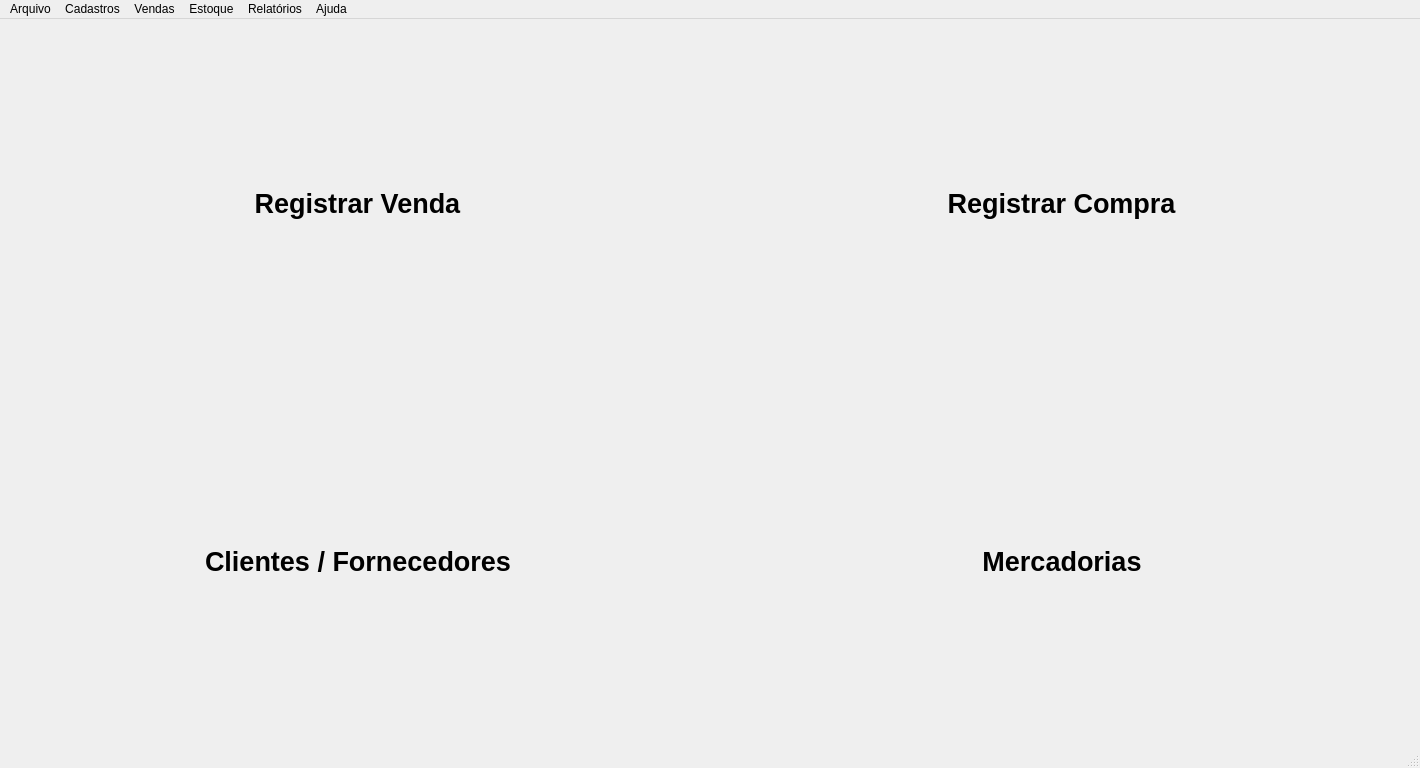
Old version of the form Resources/UI/MainWindow.ui in the repository Klubas/Projeto-SOAD.
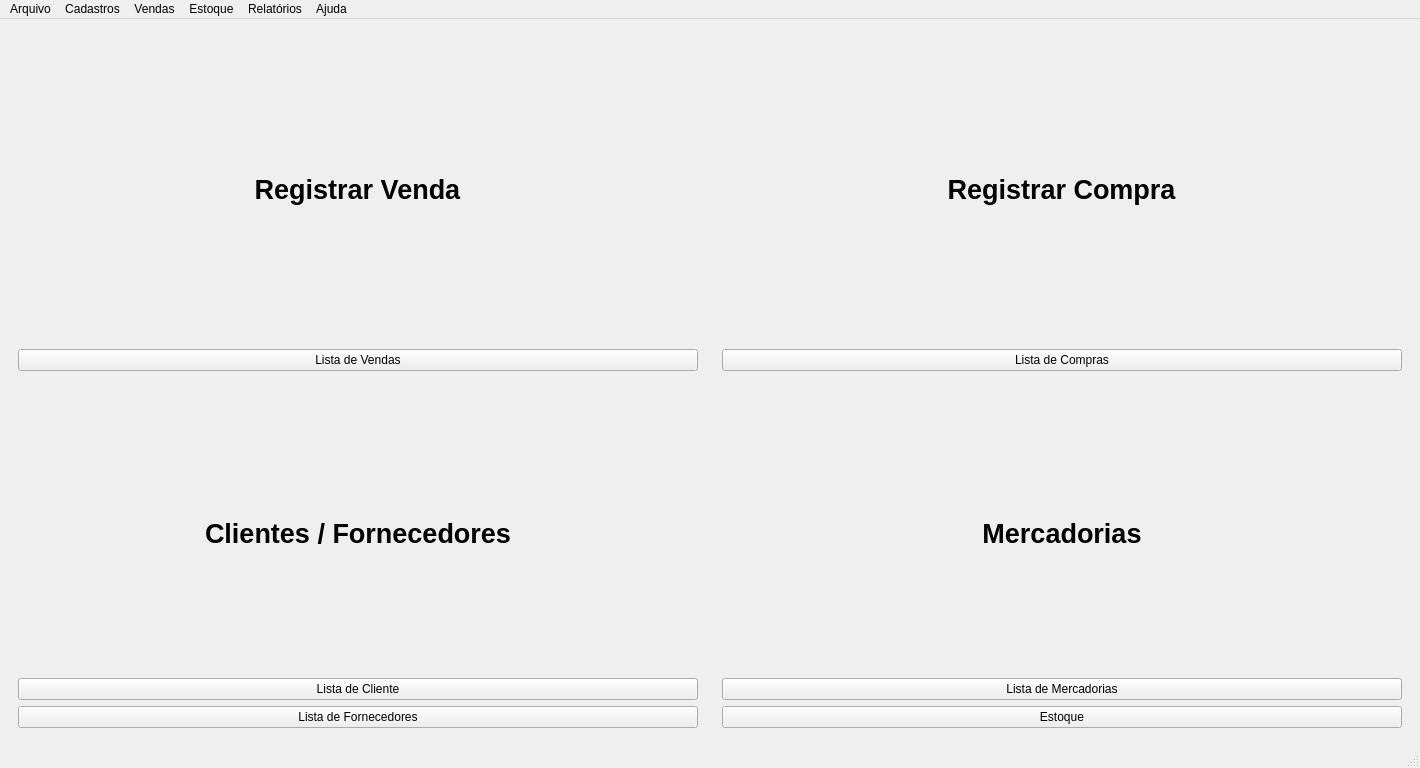
New version of the form.

Commit message: # CadastroMercadoria - Esqueleto cadastro de mercadoria

Diff of the .ui file:
```diff
--- a/Resources/UI/MainWindow.ui
+++ b/Resources/UI/MainWindow.ui
@@ -114,6 +114,13 @@
              </property>
             </widget>
            </item>
+           <item>
+            <widget class="QPushButton" name="pushButton">
+             <property name="text">
+              <string>Lista de Vendas</string>
+             </property>
+            </widget>
+           </item>
           </layout>
          </widget>
         </item>
@@ -158,6 +165,20 @@
              </property>
             </widget>
            </item>
+           <item>
+            <widget class="QPushButton" name="pushButton_6">
+             <property name="text">
+              <string>Lista de Mercadorias</string>
+             </property>
+            </widget>
+           </item>
+           <item>
+            <widget class="QPushButton" name="pushButton_4">
+             <property name="text">
+              <string>Estoque</string>
+             </property>
+            </widget>
+           </item>
           </layout>
          </widget>
         </item>
@@ -202,6 +223,13 @@
              </property>
             </widget>
            </item>
+           <item>
+            <widget class="QPushButton" name="pushButton_2">
+             <property name="text">
+              <string>Lista de Compras</string>
+             </property>
+            </widget>
+           </item>
           </layout>
          </widget>
         </item>
@@ -246,6 +274,20 @@
              </property>
             </widget>
            </item>
+           <item>
+            <widget class="QPushButton" name="pushButton_5">
+             <property name="text">
+              <string>Lista de Cliente</string>
+             </property>
+            </widget>
+           </item>
+           <item>
+            <widget class="QPushButton" name="pushButton_3">
+             <property name="text">
+              <string>Lista de Fornecedores</string>
+             </property>
+            </widget>
+           </item>
           </layout>
          </widget>
         </item>
```
The commit also changes 19 other files.
